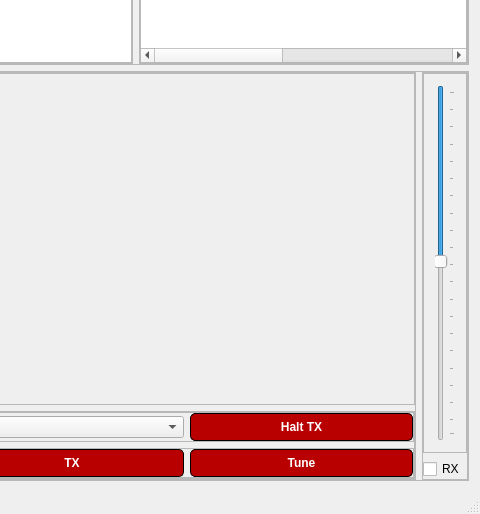
Qt form src/ui/mainwindow.ui (GekkoFyre/small-world-deluxe) before a commit; both pictures show x 544 to 1024 and y 254 to 768 of the 1024 by 768 pixel window.
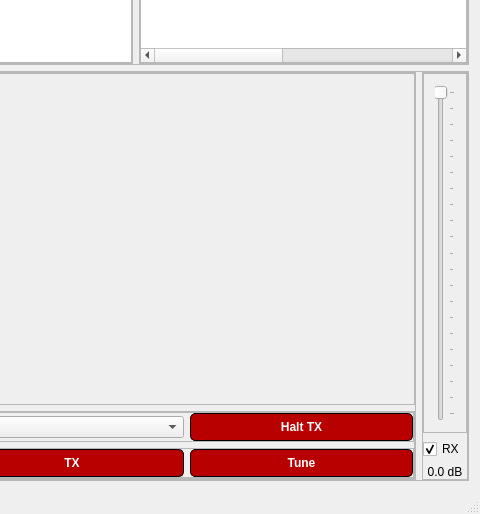
The same form after that commit.

Commit message: * Implementing some functions that both display and control the volume of the chosen (as decided by the user) audio device's data buffer. This is done via PortAudio and in its C++ bindings. * Cleaned up some code. * Applies to Issue #3 and Issue #8.

The edit to the form file:
```diff
--- a/src/ui/mainwindow.ui
+++ b/src/ui/mainwindow.ui
@@ -807,7 +807,7 @@
                 <string>Adjust volume of outgoing audio signal.</string>
                </property>
                <property name="minimum">
-                <number>1</number>
+                <number>0</number>
                </property>
                <property name="maximum">
                 <number>100</number>
@@ -816,7 +816,7 @@
                 <number>5</number>
                </property>
                <property name="value">
-                <number>50</number>
+                <number>0</number>
                </property>
                <property name="orientation">
                 <enum>Qt::Vertical</enum>
@@ -842,6 +842,19 @@
            <widget class="QCheckBox" name="checkBox_rx_tx_vol_toggle">
             <property name="text">
              <string>RX</string>
+            </property>
+            <property name="checked">
+             <bool>true</bool>
+            </property>
+           </widget>
+          </item>
+          <item>
+           <widget class="QLabel" name="label_vol_control_disp">
+            <property name="text">
+             <string>0.0 dB</string>
+            </property>
+            <property name="alignment">
+             <set>Qt::AlignCenter</set>
             </property>
            </widget>
           </item>
```
Left out of the diff: 3 changed lines with no effect on the pictures. The commit also changes 8 other files.
